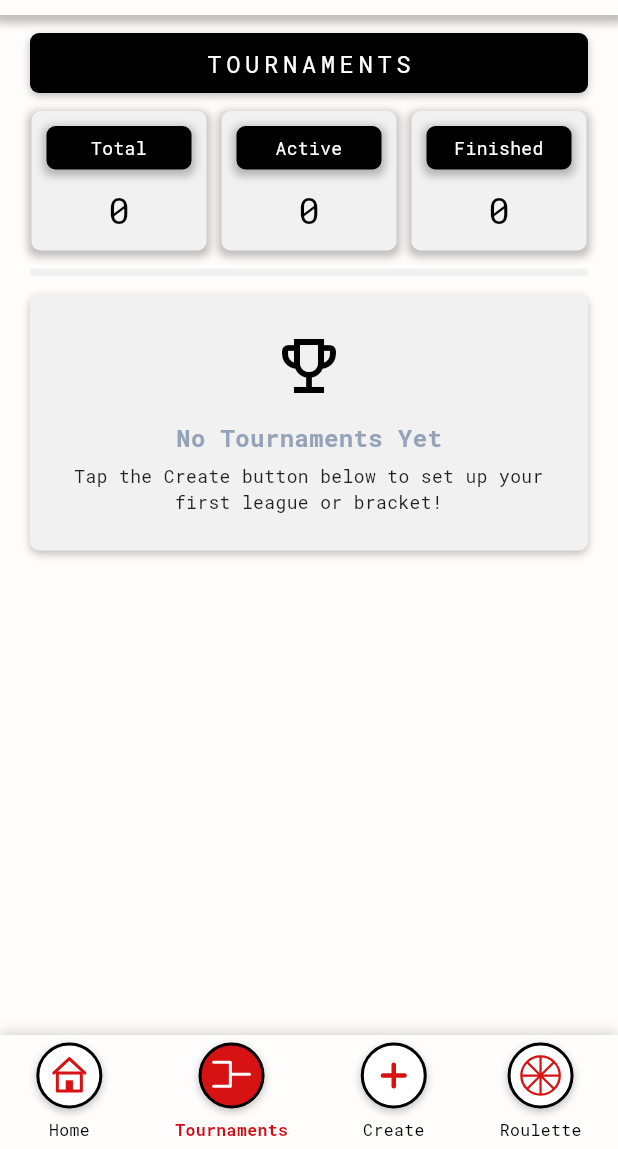
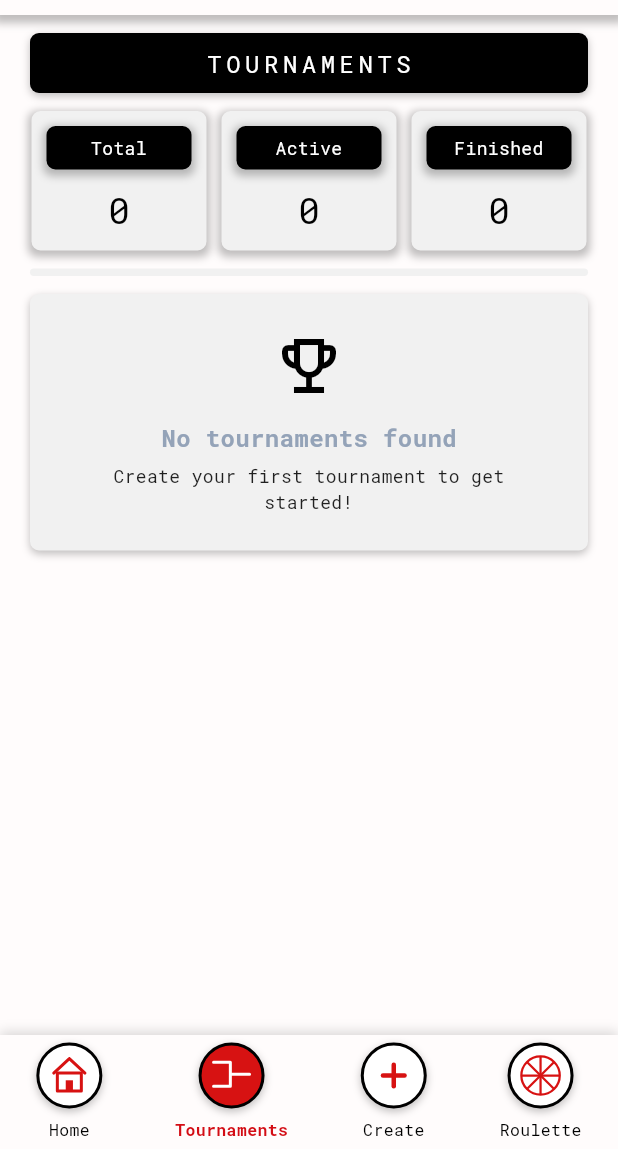
Before and after one commit to Louay-Barraq/Fixtura, a Flutter app: the DashboardScreen screen opened directly, item 2 of the bottom bar chosen, on a phone screen of 412 x 824 dp, the part 87-1236 px from its top. Run offline on Flutter 3.47's test engine with Material 3 defaults, Android fonts, the phone set to English and light mode, and no system bars; our stand-ins replace gap, google_fonts, share_plus, shared_preferences, sqflite; accounts and stored records are empty.

Commit message:
feat(i18n): localize dashboard, tournament card, and navigation strings

```diff
--- a/lib/screens/dashboard_screen.dart
+++ b/lib/screens/dashboard_screen.dart
@@ -1,5 +1,6 @@
 import 'package:fixtura/widgets/long_section_header.dart';
 import 'package:flutter/material.dart';
+import 'package:fixtura/l10n/app_localizations.dart';
 import 'package:provider/provider.dart';
 import 'package:gap/gap.dart';
 import '../providers/tournament_provider.dart';
@@ -65,8 +66,7 @@ class _DashboardScreenState extends State<DashboardScreen> {
     return PopScope(
       canPop: _currentNavIndex == 0,
       onPopInvokedWithResult: (didPop, result) {
-        if (didPop) return;
-        if (_currentNavIndex != 0) {
+        if (!didPop && _currentNavIndex != 0) {
           setState(() {
             _currentNavIndex = 0;
           });
@@ -93,8 +93,8 @@ class _DashboardScreenState extends State<DashboardScreen> {
                     final totalCount = provider.tournaments.length;
 
                     if (_currentNavIndex == 1) {
-                    // Tournaments Tab View (Screenshot 2)
                       return _buildTournamentsTab(
+                        context,
                         provider,
                         totalCount,
                         activeCount,
@@ -102,8 +102,8 @@ class _DashboardScreenState extends State<DashboardScreen> {
                       );
                     }
 
-                  // Default Home View (Screenshot 1)
                     return _buildHomeTab(
+                      context,
                       provider,
                       totalCount,
                       activeCount,
@@ -134,14 +134,15 @@ class _DashboardScreenState extends State<DashboardScreen> {
     );
   }
 
-  /// Build Tab 0: Home Screen View (Matching Screenshot 1)
+  /// Build Tab 0: Home Screen View
   Widget _buildHomeTab(
+    BuildContext context,
     TournamentProvider provider,
     int totalCount,
     int activeCount,
     int finishedCount,
   ) {
-    // Pick the last active tournament, or the latest available one
+    final l10n = AppLocalizations.of(context);
     final activeTournaments = provider.tournaments
         .where((t) => t.status == 'active')
         .toList();
@@ -151,12 +152,10 @@ class _DashboardScreenState extends State<DashboardScreen> {
 
     return SingleChildScrollView(
       physics: const BouncingScrollPhysics(),
-      // padding: const EdgeInsets.symmetric(vertical: 16),
       child: Column(
         children: [
-          // Section: TOURNAMENTS
           const Gap(12),
-          const LongSectionHeader(title: 'TOURNAMENTS'),
+          LongSectionHeader(title: l10n?.tournaments ?? 'TOURNAMENTS'),
           const Gap(12),
 
           // Stats Cards Row
@@ -165,13 +164,13 @@ class _DashboardScreenState extends State<DashboardScreen> {
             child: Row(
               children: [
                 Expanded(
-                  child: StatCard(label: 'Total', value: '$totalCount'),
+                  child: StatCard(label: l10n?.total ?? 'Total', value: '$totalCount'),
                 ),
                 Expanded(
-                  child: StatCard(label: 'Active', value: '$activeCount'),
+                  child: StatCard(label: l10n?.active ?? 'Active', value: '$activeCount'),
                 ),
                 Expanded(
-                  child: StatCard(label: 'Finished', value: '$finishedCount'),
+                  child: StatCard(label: l10n?.finished ?? 'Finished', value: '$finishedCount'),
                 ),
               ],
             ),
@@ -179,32 +178,32 @@ class _DashboardScreenState extends State<DashboardScreen> {
           const Gap(24),
 
           // Section: QUICK ACTIONS
-          const LongSectionHeader(title: 'QUICK ACTIONS'),
+          LongSectionHeader(title: l10n?.quickActions ?? 'QUICK ACTIONS'),
           const Gap(12),
 
           // Action Button 1: Create a new tournament
           QuickActionCard(
-            label: 'Create a new tournament',
+            label: l10n?.createNewTournament ?? 'Create a new tournament',
             onTap: _navigateToCreate,
           ),
           const Gap(10),
 
           // Action Button 2: Quick Roulette Spin
           QuickActionCard(
-            label: 'Quick Roulette Spin',
+            label: l10n?.quickRouletteSpin ?? 'Quick Roulette Spin',
             onTap: _navigateToRoulette,
           ),
           const Gap(24),
 
           // Section: LAST ACTIVE TOURNAMENT
           if (lastTournament != null) ...[
-            const LongSectionHeader(title: 'LAST ACTIVE TOURNAMENT'),
+            LongSectionHeader(title: l10n?.lastActiveTournament ?? 'LAST ACTIVE TOURNAMENT'),
             const Gap(12),
             _buildTournamentWidget(lastTournament, provider),
           ] else ...[
-            const LongSectionHeader(title: 'LAST ACTIVE TOURNAMENT'),
+            LongSectionHeader(title: l10n?.lastActiveTournament ?? 'LAST ACTIVE TOURNAMENT'),
             const Gap(12),
-            _buildEmptyState(),
+            _buildEmptyState(context),
           ],
           const Gap(20),
         ],
@@ -212,21 +211,21 @@ class _DashboardScreenState extends State<DashboardScreen> {
     );
   }
 
-  /// Build Tab 1: Tournaments List Screen View (Matching Screenshot 2)
+  /// Build Tab 1: Tournaments List Screen View
   Widget _buildTournamentsTab(
+    BuildContext context,
     TournamentProvider provider,
     int totalCount,
     int activeCount,
     int finishedCount,
   ) {
+    final l10n = AppLocalizations.of(context);
     return SingleChildScrollView(
       physics: const BouncingScrollPhysics(),
-      // padding: const EdgeInsets.symmetric(vertical: 16),
       child: Column(
         children: [
-          // Section: TOURNAMENTS
           const Gap(12),
-          const LongSectionHeader(title: 'TOURNAMENTS'),
+          LongSectionHeader(title: l10n?.tournaments ?? 'TOURNAMENTS'),
           const Gap(12),
 
           // Stats Cards Row
@@ -235,13 +234,13 @@ class _DashboardScreenState extends State<DashboardScreen> {
             child: Row(
               children: [
                 Expanded(
-                  child: StatCard(label: 'Total', value: '$totalCount'),
+                  child: StatCard(label: l10n?.total ?? 'Total', value: '$totalCount'),
                 ),
                 Expanded(
-                  child: StatCard(label: 'Active', value: '$activeCount'),
+                  child: StatCard(label: l10n?.active ?? 'Active', value: '$activeCount'),
                 ),
                 Expanded(
-                  child: StatCard(label: 'Finished', value: '$finishedCount'),
+                  child: StatCard(label: l10n?.finished ?? 'Finished', value: '$finishedCount'),
                 ),
               ],
             ),
@@ -249,10 +248,10 @@ class _DashboardScreenState extends State<DashboardScreen> {
           const Gap(12),
           Container(
             width: double.infinity,
-            margin: EdgeInsets.symmetric(horizontal: 20),
+            margin: const EdgeInsets.symmetric(horizontal: 20),
             height: 5,
             decoration: BoxDecoration(
-              color: Color(0xFFF1F1F1),
+              color: const Color(0xFFF1F1F1),
               borderRadius: BorderRadius.circular(6),
             ),
           ),
@@ -260,7 +259,7 @@ class _DashboardScreenState extends State<DashboardScreen> {
 
           // Full Tournaments List
           if (provider.tournaments.isEmpty)
-            _buildEmptyState()
+            _buildEmptyState(context)
           else
             ...provider.tournaments.map(
               (t) => Padding(
@@ -316,10 +315,9 @@ class _DashboardScreenState extends State<DashboardScreen> {
     );
   }
 
-
-
   /// Placeholder when no tournaments exist
-  Widget _buildEmptyState() {
+  Widget _buildEmptyState(BuildContext context) {
+    final l10n = AppLocalizations.of(context);
     return Container(
       margin: const EdgeInsets.symmetric(horizontal: 20),
       padding: const EdgeInsets.all(24),
@@ -343,19 +341,19 @@ class _DashboardScreenState extends State<DashboardScreen> {
             color: Colors.black,
           ),
           const Gap(12),
-          const Text(
-            'No Tournaments Yet',
-            style: TextStyle(
+          Text(
+            l10n?.noTournamentsFound ?? 'No Tournaments Yet',
+            style: const TextStyle(
               fontFamily: 'RobotoMono',
               fontSize: 16,
               fontWeight: FontWeight.bold,
             ),
           ),
           const Gap(6),
-          const Text(
-            'Tap the Create button below to set up your first league or bracket!',
+          Text(
+            l10n?.createYourFirst ?? 'Tap the Create button below to set up your first league or bracket!',
             textAlign: TextAlign.center,
-            style: TextStyle(
+            style: const TextStyle(
               fontFamily: 'RobotoMono',
               fontSize: 12,
               color: Colors.black87,
--- a/lib/widgets/tournament_card.dart
+++ b/lib/widgets/tournament_card.dart
@@ -1,4 +1,5 @@
 import 'package:flutter/material.dart';
+import 'package:fixtura/l10n/app_localizations.dart';
 import 'package:gap/gap.dart';
 import 'progress_bar_section.dart';
 
@@ -26,6 +27,7 @@ class TournamentCard extends StatelessWidget {
 
   @override
   Widget build(BuildContext context) {
+    final l10n = AppLocalizations.of(context);
     return Container(
       margin: const EdgeInsets.symmetric(horizontal: 20),
       padding: const EdgeInsets.symmetric(horizontal: 14, vertical: 10),
@@ -86,7 +88,7 @@ class TournamentCard extends StatelessWidget {
             crossAxisAlignment: CrossAxisAlignment.start,
             children: [
               Text(
-                hasLastMatch ? 'Your Last Match' : 'Tournament Status',
+                hasLastMatch ? (l10n?.yourLastMatch ?? 'Your Last Match') : (l10n?.tournamentStatus ?? 'Tournament Status'),
                 style: const TextStyle(
                   fontFamily: 'RobotoMono',
                   fontSize: 14,
@@ -185,7 +187,9 @@ class TournamentCard extends StatelessWidget {
                       )
                     : Center(
                         child: Text(
-                          progressValue == 100 ? 'Tournament Completed 🎉' : 'No played matches yet',
+                          progressValue == 100
+                              ? (l10n?.tournamentCompleted ?? 'Tournament Completed 🎉')
+                              : (l10n?.noPlayedMatches ?? 'No played matches yet'),
                           style: TextStyle(
                             fontFamily: 'RobotoMono',
                             fontSize: 13,
```
Lines whose indentation alone changed are shown as unchanged.
